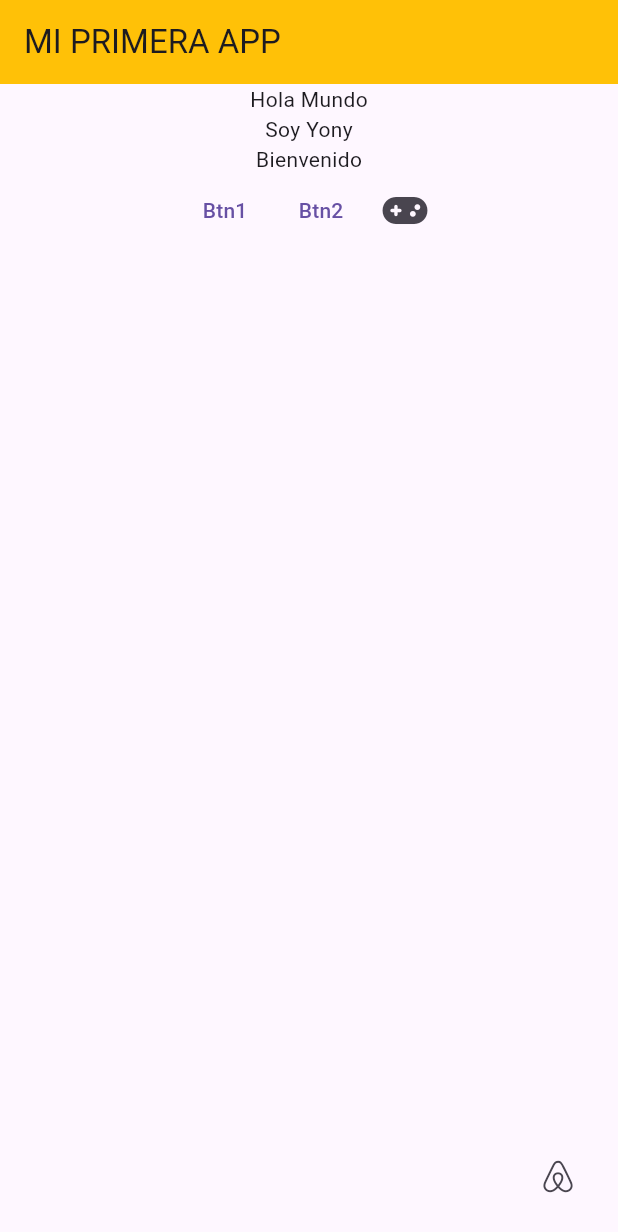
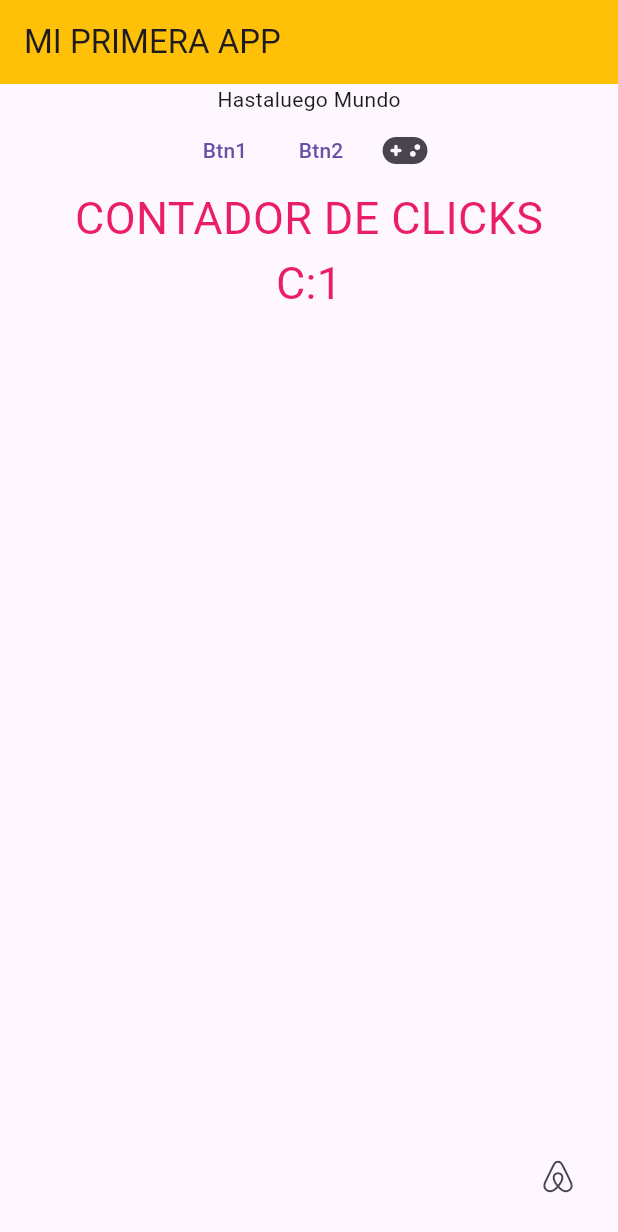
Before and after one commit to 4yony4/app_flutter1, a Flutter app: the screen it shows after launch, after a tap on an icon or button, on a phone screen of 412 x 824 dp. Shown: the top 1232 px of the screen. Run offline on Flutter 3.47's test engine with Material 3 defaults, Android fonts, the phone set to English and light mode, and no system bars; our stand-ins replace font_awesome_flutter.

```diff
--- a/lib/Apps/MyApp.dart
+++ b/lib/Apps/MyApp.dart
@@ -23,7 +23,9 @@ class MyApp extends StatelessWidget{
       title: "MI Primera App",
       routes: rutas,
       initialRoute: "/homeview",
+      debugShowCheckedModeBanner: false,
     );
+
 
 
     return app;
--- a/lib/Views/HomeView.dart
+++ b/lib/Views/HomeView.dart
@@ -1,7 +1,35 @@
 import 'package:flutter/material.dart';
 import 'package:font_awesome_flutter/font_awesome_flutter.dart';
 
-class HomeView extends StatelessWidget{
+class HomeView extends StatefulWidget{
+
+  /*@override
+  State<HomeView> createState() => _HomeViewPageState();*/
+
+  @override
+  State<HomeView> createState(){
+    return _HomeViewPageState();
+  }
+
+}
+
+
+class _HomeViewPageState extends State<HomeView>{
+
+  int iContador=0;
+  bool blVisible=true;
+
+
+
+  void clickDelBotonDeIcono(){
+    setState(() {
+      iContador++;
+      blVisible=!blVisible;
+    });
+    print("VALOR DEL CONTADOR $iContador");
+
+  }
+
 
 
   Widget pitadoComoJava(){
@@ -21,36 +49,34 @@ class HomeView extends StatelessWidget{
 
   Widget pintadoComoFlutter(BuildContext context){
 
+
     return Scaffold(
       appBar: AppBar(title: Text("MI PRIMERA APP"),backgroundColor: Colors.amber,),
       body: Column(
         children: [
-          const Text("Hola Mundo"),
-          const Text("Soy Yony"),
-          const Text("Bienvenido"),
+          blVisible ? const Text("Hola Mundo"):const Text("Hastaluego Mundo"),
+          if(blVisible)const Text("Soy Yony"),
+          if(blVisible)const Text("Bienvenido"),
           Row(
             mainAxisAlignment: MainAxisAlignment.center,
             children: [
               TextButton(onPressed: (){
 
-
               }, child: const Text("Btn1")),
-              TextButton(onPressed: (){
-
-
-              }, child: const Text("Btn2")),
+              TextButton(onPressed: (){}, child: const Text("Btn2")),
               IconButton(
                   icon: const FaIcon(FontAwesomeIcons.gamepad),
-                  onPressed: () { print("Pressed"); }
+                  onPressed: clickDelBotonDeIcono
               ),
             ],
-          )
+          ),
+          const Text("CONTADOR DE CLICKS",style: TextStyle(fontSize: 30,color: Colors.pink),),
+          Text("C:$iContador",style: TextStyle(fontSize: 30,color: Colors.pink),),
         ],
       ),
       floatingActionButton: IconButton(onPressed: (){
         //Navigator.of(context).popAndPushNamed("/mainview");
         Navigator.of(context).pushNamed("/mainview");
-
       }, icon: const FaIcon(FontAwesomeIcons.airbnb)),
     );
   }
```
